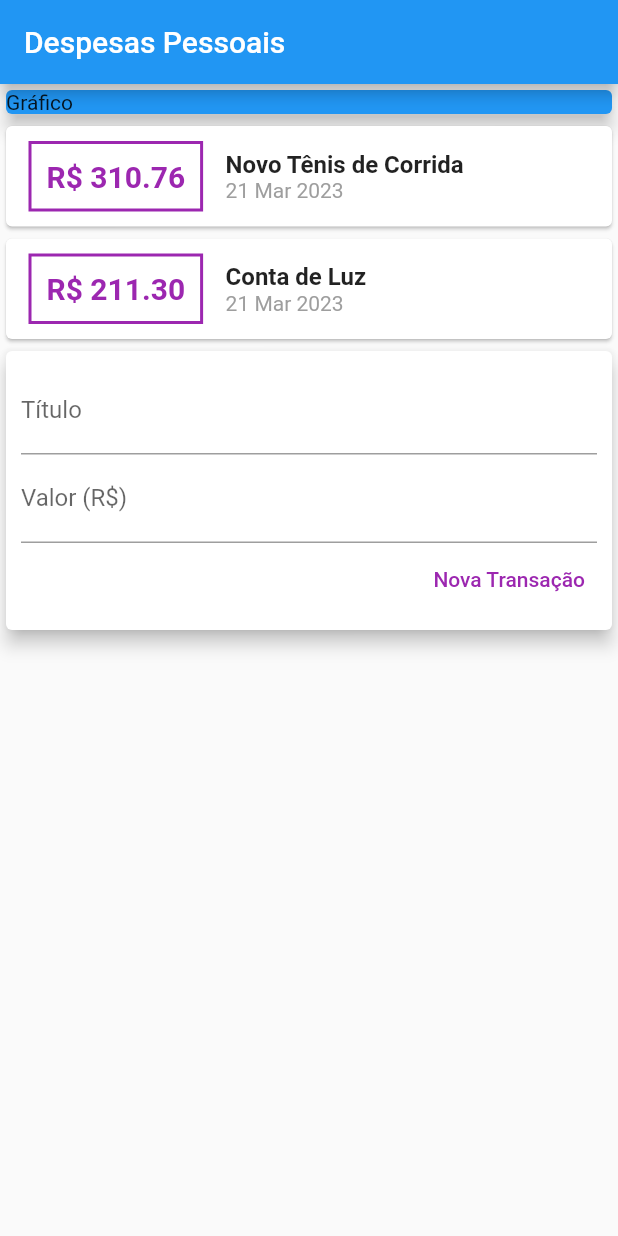
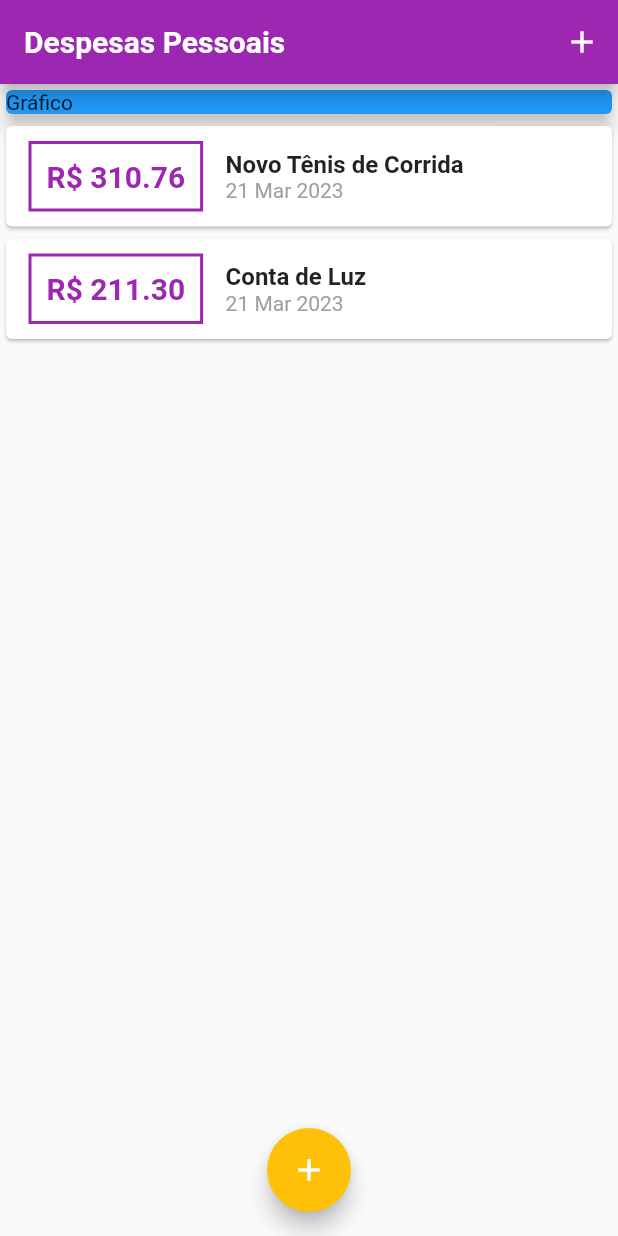
Before and after one commit to pedrohns/Projeto-Despesas, a Flutter app: the screen it shows after launch, on a phone screen of 412 x 824 dp. Run offline on Flutter 3.47's test engine with Material 2 defaults, Android fonts, the phone set to English and light mode, and no system bars; Roboto replaces fonts that are missing (OpenSans).

Commit message:
Até aula 116

```diff
--- a/lib/components/transaction_list.dart
+++ b/lib/components/transaction_list.dart
@@ -10,25 +10,28 @@ class TransactionList extends StatelessWidget {
   @override
   Widget build(BuildContext context) {
     return Container(
-      child: Column(
-        //convertendo os elementos para elementos visuais
-        children: transactions.map((tr) {
+      height: 300,
+      child: ListView.builder(
+        itemCount: transactions.length,
+        itemBuilder: (ctx, index) {
+          final tr = transactions[index];
           return Card(
             child: Row(children: <Widget>[
               Container(
                   margin: EdgeInsets.symmetric(horizontal: 15, vertical: 10),
                   decoration: BoxDecoration(
                       border: Border.all(
-                    color: Colors.purple,
+                    color: Theme.of(context).colorScheme.primary,
                     width: 2,
                   )),
                   padding: EdgeInsets.all(10),
                   child: Text(
                     'R\$ ${tr.value.toStringAsFixed(2)}',
                     style: TextStyle(
-                        fontWeight: FontWeight.bold,
-                        fontSize: 20,
-                        color: Colors.purple),
+                      fontWeight: FontWeight.bold,
+                      fontSize: 20,
+                      color: Theme.of(context).colorScheme.primary,
+                    ),
                   )),
               Column(crossAxisAlignment: CrossAxisAlignment.start, children: [
                 Text(
@@ -44,8 +47,10 @@ class TransactionList extends StatelessWidget {
               ])
             ]),
           );
-        }).toList(),
+        },
       ),
     );
   }
 }
+
+//color: Theme.of(context).colorScheme.primary,
--- a/lib/components/transaction_user.dart
+++ /dev/null
@@ -1,51 +0,0 @@
-import 'dart:math';
-
-import 'package:flutter/src/widgets/container.dart';
-import 'package:flutter/src/widgets/framework.dart';
-import 'package:flutter/material.dart';
-import 'transaction_form.dart';
-import 'transaction_list.dart';
-import '../models/transaction.dart';
-
-class TransactionUser extends StatefulWidget {
-  @override
-  State<TransactionUser> createState() => _TransactionUserState();
-}
-
-class _TransactionUserState extends State<TransactionUser> {
-  final _transactions = [
-    Transaction(
-      id: 't1',
-      title: 'Novo Tênis de Corrida',
-      value: 310.76,
-      date: DateTime.now(),
-    ),
-    Transaction(
-      id: 't2',
-      title: 'Conta de Luz',
-      value: 211.30,
-      date: DateTime.now(),
-    ),
-  ];
-
-  _addTransaction(String title, double value) {
-    final newTransaction = Transaction(
-        id: Random().nextDouble().toString(),
-        title: title,
-        value: value,
-        date: DateTime.now());
-    setState(() {
-      _transactions.add(newTransaction);
-    });
-  }
-
-  @override
-  Widget build(BuildContext context) {
-    return Column(
-      children: [
-        TransactionList(_transactions),
-        TransactionForm(_addTransaction),
-      ],
-    );
-  }
-}
--- a/lib/main.dart
+++ b/lib/main.dart
@@ -1,25 +1,97 @@
 import 'package:flutter/material.dart';
-import 'components/transaction_user.dart';
+import 'package:projeto_despesas/components/transaction_form.dart';
 import 'models/transaction.dart';
 import 'package:intl/intl.dart';
+import 'components/transaction_form.dart';
+import 'components/transaction_list.dart';
+import 'dart:math';
 
 main() => runApp(ExpensesApp());
 
 class ExpensesApp extends StatelessWidget {
   @override
   Widget build(BuildContext context) {
-    return MaterialApp(home: MyHomePage());
+    final ThemeData tema = ThemeData();
+
+    return MaterialApp(
+        home: MyHomePage(),
+        theme: tema.copyWith(
+            colorScheme: tema.colorScheme.copyWith(
+              primary: Colors.purple,
+              secondary: Colors.amber,
+            ),
+            textTheme: tema.textTheme.copyWith(
+              headline6: TextStyle(
+                fontFamily: 'OpenSans',
+                fontSize: 18,
+                fontWeight: FontWeight.bold,
+                color: Colors.black,
+              ),
+            ),
+            appBarTheme: AppBarTheme(
+                titleTextStyle: TextStyle(
+              fontFamily: 'OpenSans',
+              fontSize: 20,
+              fontWeight: FontWeight.bold,
+            ))));
   }
 }
 
-class MyHomePage extends StatelessWidget {
+class MyHomePage extends StatefulWidget {
+  @override
+  State<MyHomePage> createState() => _MyHomePageState();
+}
+
+class _MyHomePageState extends State<MyHomePage> {
+  final _transactions = [
+    Transaction(
+      id: 't1',
+      title: 'Novo Tênis de Corrida',
+      value: 310.76,
+      date: DateTime.now(),
+    ),
+    Transaction(
+      id: 't2',
+      title: 'Conta de Luz',
+      value: 211.30,
+      date: DateTime.now(),
+    ),
+  ];
+
+  _addTransaction(String title, double value) {
+    final newTransaction = Transaction(
+        id: Random().nextDouble().toString(),
+        title: title,
+        value: value,
+        date: DateTime.now());
+    setState(() {
+      _transactions.add(newTransaction);
+    });
+
+    Navigator.of(context).pop();
+  }
+
+  _openTransactionFormModal(BuildContext context) {
+    showModalBottomSheet(
+        context: context,
+        builder: (_) {
+          return TransactionForm(_addTransaction);
+        });
+  }
+
   @override
   Widget build(BuildContext context) {
     return Scaffold(
-        appBar: AppBar(
-          title: Text('Despesas Pessoais'),
-        ),
-        body: Column(
+      appBar: AppBar(
+        title: Text('Despesas Pessoais'),
+        actions: [
+          IconButton(
+              icon: Icon(Icons.add),
+              onPressed: () => _openTransactionFormModal(context))
+        ],
+      ),
+      body: SingleChildScrollView(
+        child: Column(
           crossAxisAlignment: CrossAxisAlignment.stretch,
           children: [
             Container(
@@ -29,8 +101,15 @@ class MyHomePage extends StatelessWidget {
                 elevation: 5,
               ),
             ),
-            TransactionUser()
+            TransactionList(_transactions),
           ],
-        ));
+        ),
+      ),
+      floatingActionButton: FloatingActionButton(
+        child: Icon(Icons.add),
+        onPressed: () => _openTransactionFormModal(context),
+      ),
+      floatingActionButtonLocation: FloatingActionButtonLocation.centerFloat,
+    );
   }
 }
```
Also changed, not shown: lib/components/transaction_form.dart (+21 -9 lines).
